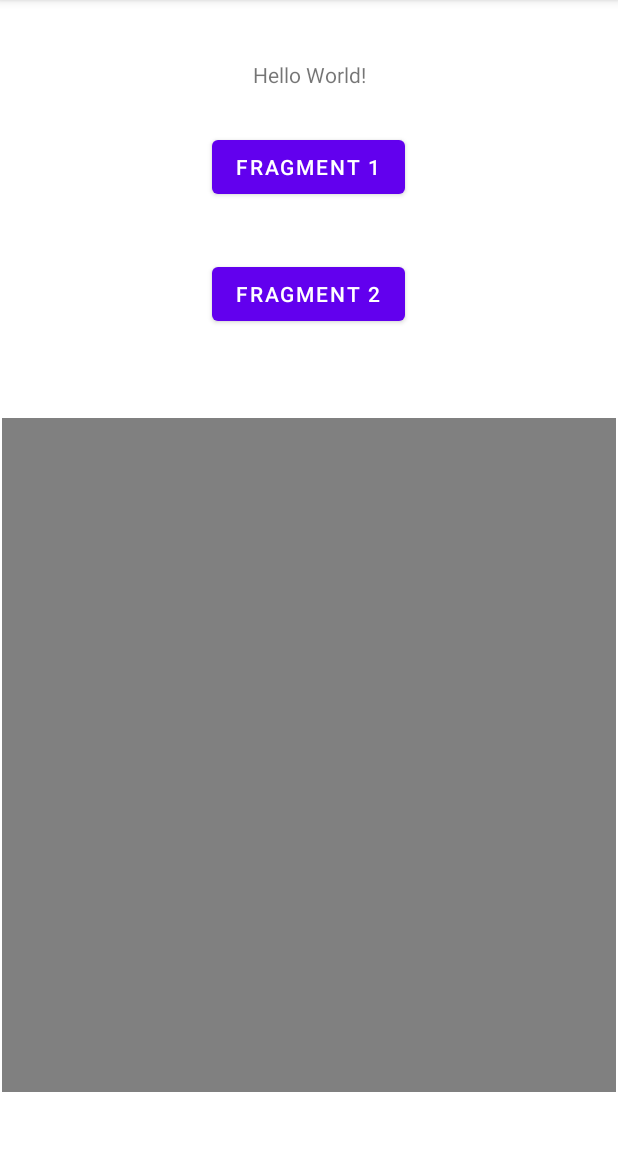
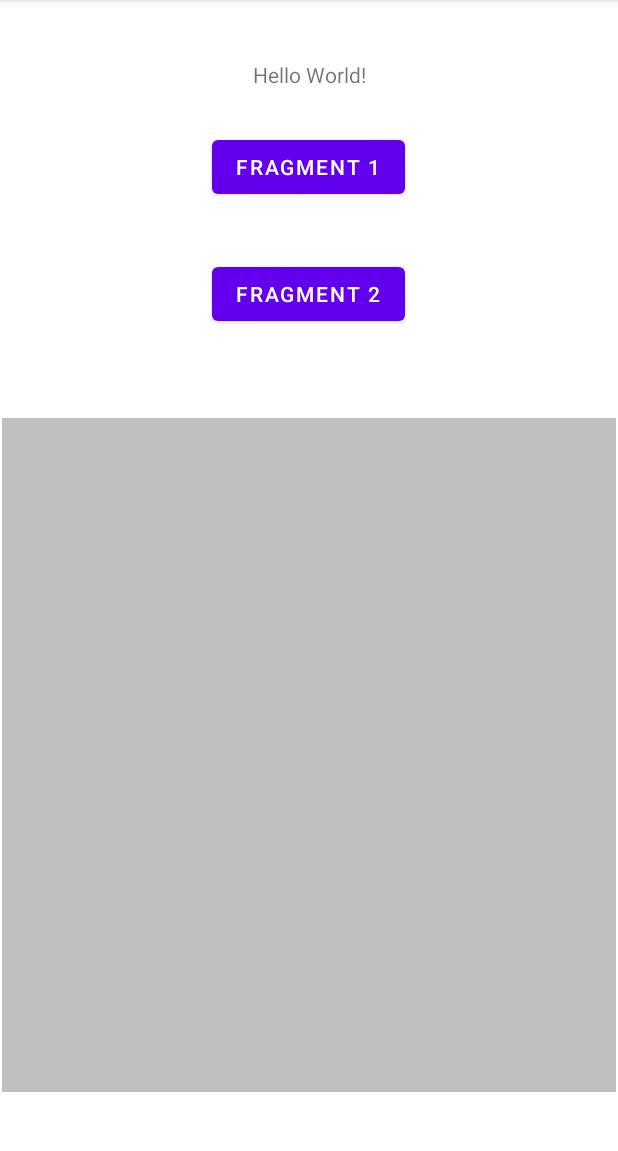
Before and after one commit to Nathiington/COMP-341, an Android app: the screen it shows after launch (MainActivity), on a phone screen of 412 x 824 dp, the part 84-1235 px from its top. Run offline under Robolectric (Android 15) with nearby library versions, the phone set to English and light mode, and no system bars.

Commit message:
Commented Lab 5 code

```diff
--- a/Lab5/app/src/main/java/com/example/lab5/MainActivity.java
+++ b/Lab5/app/src/main/java/com/example/lab5/MainActivity.java
@@ -42,11 +42,14 @@ public class MainActivity extends AppCompatActivity {
 
     }
 
+//    this method will load a fragment xml into the a specified frame layout
     public void loadFragment (Fragment fragment)
     {
         FragmentManager f = getFragmentManager();
         FragmentTransaction myTrans = f.beginTransaction();
+//        the replace method will replace the frame layout with the fragment xml
         myTrans.replace(R.id.myFrameLayout,fragment);
+//        commit will make the save changes to the frame and reload the state
         myTrans.commit();
 
     }
--- a/Lab5/app/src/main/res/layout/activity_main.xml
+++ b/Lab5/app/src/main/res/layout/activity_main.xml
@@ -45,7 +45,7 @@
         android:id="@+id/myFrameLayout"
         android:layout_width="409dp"
         android:layout_height="449dp"
-        android:background="#808080 "
+        android:background="#c0c0c0 "
         app:layout_constraintBottom_toBottomOf="parent"
         app:layout_constraintEnd_toEndOf="parent"
         app:layout_constraintStart_toStartOf="parent"
```
Also changed, not shown: Lab5/app/src/main/java/com/example/lab5/Fragment1.java (+6 -1 lines).
